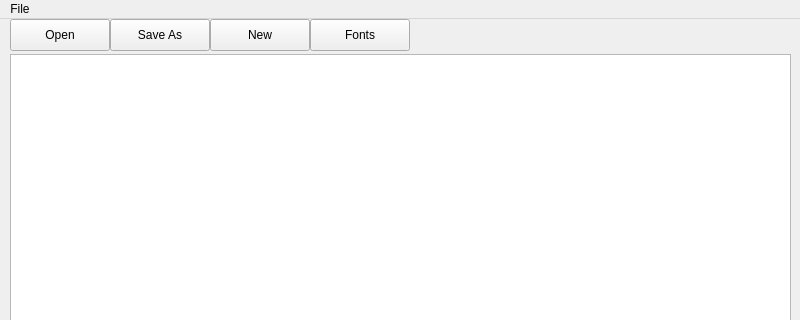
The window that Simple-Qt-Notepad/notepad.ui (alexwkleung/Simple-Qt-Notepad) describes before a commit, drawn with Qt 5; both pictures show x 0 to 800 and y 0 to 320 of the 800 by 600 pixel window.
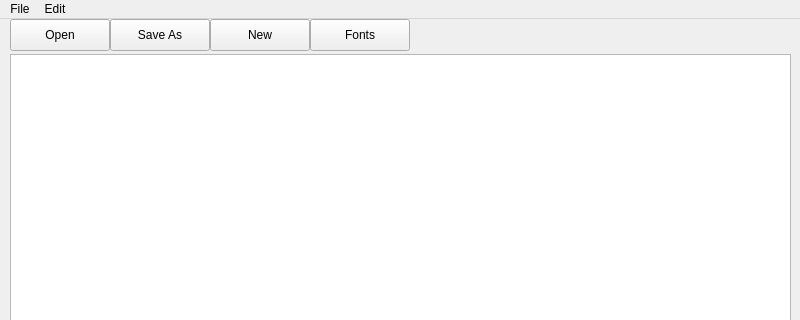
The same window after the commit.

The edit to the form file:
```diff
--- a/Simple-Qt-Notepad/notepad.ui
+++ b/Simple-Qt-Notepad/notepad.ui
@@ -103,7 +103,14 @@
     <addaction name="actionSave_As"/>
     <addaction name="actionNew"/>
    </widget>
+   <widget class="QMenu" name="menuEdit">
+    <property name="title">
+     <string>Edit</string>
+    </property>
+    <addaction name="actionFonts"/>
+   </widget>
    <addaction name="menuNew"/>
+   <addaction name="menuEdit"/>
   </widget>
   <action name="actionNew">
    <property name="text">
```
Left out of the diff: 7 changed lines with no effect on the pictures.
